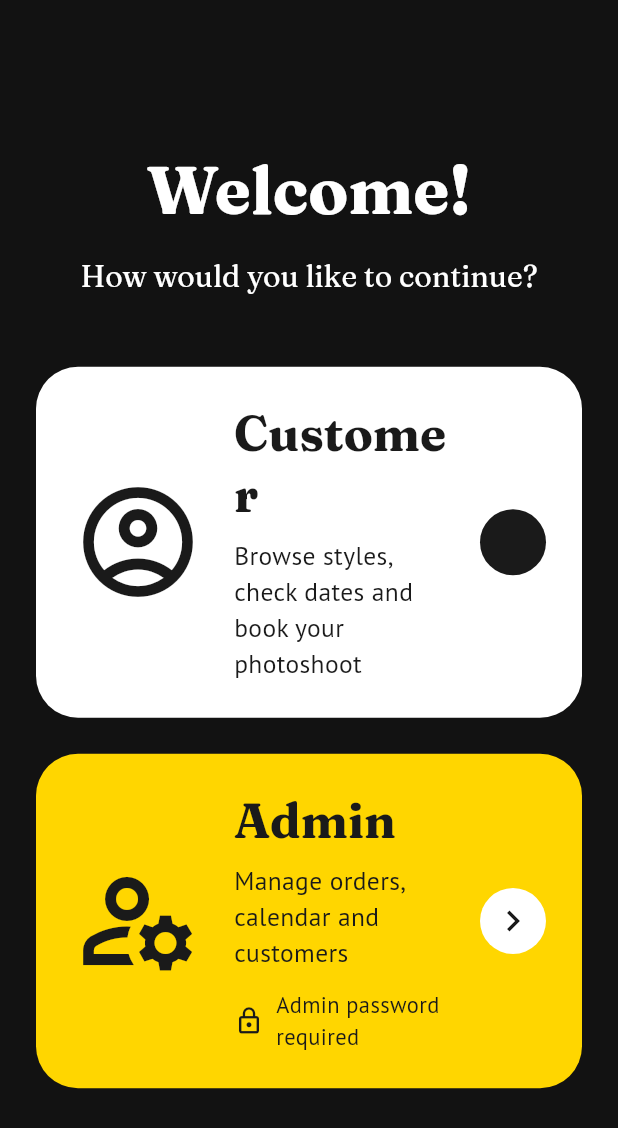
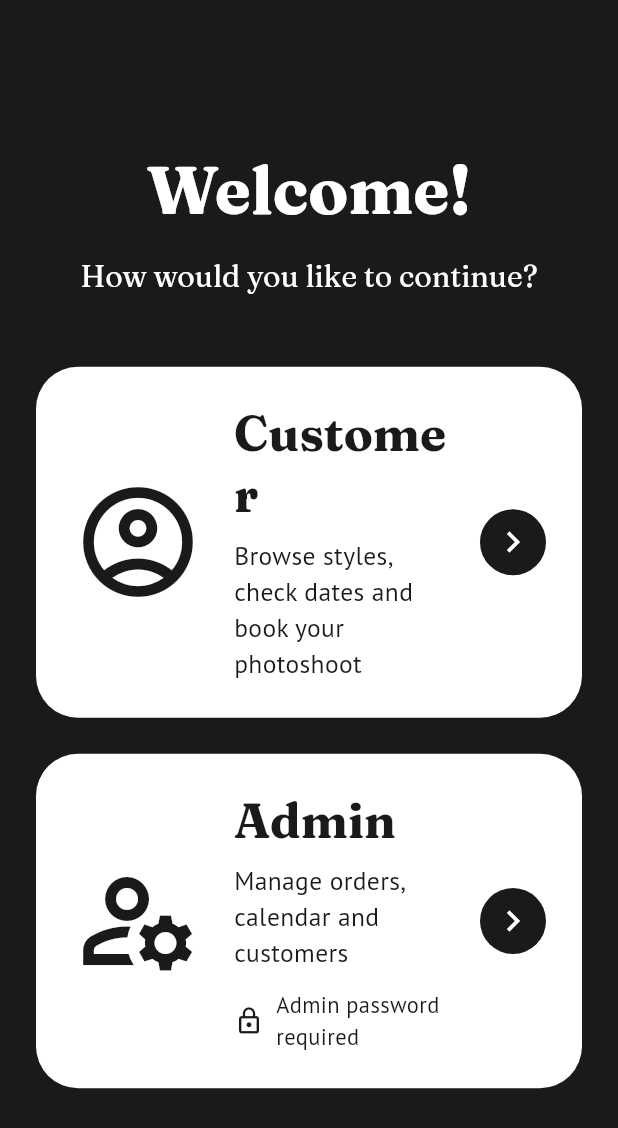
Before and after one commit to humairahmr/G02_T22_Pawsitive-Code, a Flutter app: the screen it shows after launch, on a phone screen of 412 x 824 dp. Shown: the top 1128 px of the screen. Run offline on Flutter 3.47's test engine with Material 3 defaults, Android fonts, the phone set to English and light mode, and no system bars; our stand-ins replace go_router, google_fonts.

Commit message:
add image on the login/sign up, change the colour of signin/signup, adjust the hovering function

```diff
--- a/lib/core/theme/app_theme.dart
+++ b/lib/core/theme/app_theme.dart
@@ -19,9 +19,9 @@ abstract final class AppTheme {
     final baseTheme = ThemeData(
       useMaterial3: true,
       colorScheme: colorScheme,
-      scaffoldBackgroundColor: DesignTokens.background,
+      scaffoldBackgroundColor: const Color(0xFF1A1A1A),
       appBarTheme: const AppBarTheme(
-        backgroundColor: DesignTokens.background,
+        backgroundColor: const Color(0xFF1A1A1A),
         foregroundColor: Colors.white,
       ),
       cardTheme: CardThemeData(
--- a/lib/features/auth/admin_auth_screen.dart
+++ b/lib/features/auth/admin_auth_screen.dart
@@ -67,7 +67,7 @@ class _AdminAuthScreenState extends State<AdminAuthScreen> {
   @override
   Widget build(BuildContext context) {
     return Scaffold(
-      backgroundColor: DesignTokens.background,
+      backgroundColor: const Color(0xFF1A1A1A),
       body: SafeArea(
         child: LayoutBuilder(
           builder: (context, constraints) {
@@ -104,16 +104,25 @@ class _AdminAuthScreenState extends State<AdminAuthScreen> {
                                 ?.copyWith(fontSize: 38),
                           ),
                           const SizedBox(height: 36),
+                          // Logo (shows the old text wordmark if the image
+                          // path is wrong, so the screen never breaks)
+                          Image.asset(
+                            'Assets/Image/Logo.png',
+                            height: 120,
+                            fit: BoxFit.contain,
+                            errorBuilder: (context, error, stackTrace) =>
                                 const _StudioWordmark(),
+                          ),
                           const SizedBox(height: 40),
-                          if (!_isSignUp) ...[
                           Text(
-                              'Enter your credentials to access your account',
+                            _isSignUp
+                                ? 'Sign up to book your photography session'
+                                : 'Sign in to book your photography session',
+                            textAlign: TextAlign.center,
                             style: Theme.of(context).textTheme.bodyLarge
                                 ?.copyWith(fontSize: 18),
                           ),
                           const SizedBox(height: 28),
-                          ],
                           if (_isSignUp) ...[
                             _AuthField(
                               label: 'Name',
--- a/lib/features/auth/customer_auth_screen.dart
+++ b/lib/features/auth/customer_auth_screen.dart
@@ -74,6 +74,16 @@ class _CustomerAuthScreenState extends State<CustomerAuthScreen> {
                       _isSignUp ? 'Get Started Now' : 'Welcome back!',
                       style: theme.textTheme.headlineMedium,
                       textAlign: TextAlign.center,
+                    ),
+                    const SizedBox(height: 8),
+                    Image.asset(
+                      'Assets/Image/Logo.png',
+                      height: 120,
+                      fit: BoxFit.contain,
+                      errorBuilder: (context, error, stackTrace) {
+                        debugPrint('LOGO ERROR: $error');
+                        return const SizedBox(height: 120);
+                      },
                     ),
                     const SizedBox(height: 8),
                     Text(
--- a/lib/features/auth/role_selection_screen.dart
+++ b/lib/features/auth/role_selection_screen.dart
@@ -28,19 +28,28 @@ class RoleSelectionScreen extends StatelessWidget {
                     child: LayoutBuilder(
                       builder: (context, contentConstraints) {
                         final isWide = contentConstraints.maxWidth >= 800;
+
+                        // Width of one card, used to decide the compact layout.
+                        final cardWidth = isWide
+                            ? (contentConstraints.maxWidth - 24) / 2
+                            : contentConstraints.maxWidth;
+                        final isCompact = cardWidth < 320;
+
                         final customerCard = _RoleCard(
-                          role: UserRole.customer,
                           title: 'Customer',
                           description: 'Browse styles, check dates and book your photoshoot',
                           icon: Icons.account_circle_outlined,
+                          isCompact: isCompact,
+                          minHeight: isWide ? 0 : 200,
                           onTap: () => onRoleSelected?.call(UserRole.customer),
                         );
                         final adminCard = _RoleCard(
-                          role: UserRole.admin,
                           title: 'Admin',
                           description: 'Manage orders, calendar and customers',
                           icon: Icons.manage_accounts_outlined,
                           requiresPassword: true,
+                          isCompact: isCompact,
+                          minHeight: isWide ? 0 : 200,
                           onTap: () => onRoleSelected?.call(UserRole.admin),
                         );
 
@@ -69,12 +78,18 @@ class RoleSelectionScreen extends StatelessWidget {
                               ),
                               const SizedBox(height: 48),
                               if (isWide)
-                                Row(
+                                // IntrinsicHeight + stretch makes both cards
+                                // the same height (the taller one wins).
+                                IntrinsicHeight(
+                                  child: Row(
+                                    crossAxisAlignment:
+                                        CrossAxisAlignment.stretch,
                                     children: [
                                       Expanded(child: customerCard),
                                       const SizedBox(width: 24),
                                       Expanded(child: adminCard),
                                     ],
+                                  ),
                                 )
                               else ...[
                                 customerCard,
@@ -99,19 +114,21 @@ class RoleSelectionScreen extends StatelessWidget {
 
 class _RoleCard extends StatefulWidget {
   const _RoleCard({
-    required this.role,
     required this.title,
     required this.description,
     required this.icon,
     required this.onTap,
+    required this.isCompact,
+    this.minHeight = 0,
     this.requiresPassword = false,
   });
 
-  final UserRole role;
   final String title;
   final String description;
   final IconData icon;
   final VoidCallback onTap;
+  final bool isCompact;
+  final double minHeight;
   final bool requiresPassword;
 
   @override
@@ -120,14 +137,20 @@ class _RoleCard extends StatefulWidget {
 
 class _RoleCardState extends State<_RoleCard> {
   bool _isHovered = false;
+  bool _isPressed = false;
 
-  bool get _isAdmin => widget.role == UserRole.admin;
+  // Active = mouse is over the card OR it is being pressed (touch screens).
+  bool get _isActive => _isHovered || _isPressed;
 
   @override
   Widget build(BuildContext context) {
-    final cardColor = _isAdmin
-        ? (_isHovered ? const Color(0xFFFBC02D) : DesignTokens.studioYellow)
-        : (_isHovered ? const Color(0xFFF0F0F0) : Colors.white);
+    final isCompact = widget.isCompact;
+
+    // Not active: white card, black circle, white arrow.
+    // Active:     yellow card, white circle, black arrow.
+    final cardColor = _isActive ? DesignTokens.studioYellow : Colors.white;
+    final circleColor = _isActive ? Colors.white : DesignTokens.cardText;
+    final arrowColor = _isActive ? DesignTokens.cardText : Colors.white;
 
     return MouseRegion(
       cursor: SystemMouseCursors.click,
@@ -135,18 +158,14 @@ class _RoleCardState extends State<_RoleCard> {
       onExit: (_) => setState(() => _isHovered = false),
       child: AnimatedContainer(
         duration: const Duration(milliseconds: 150),
+        constraints: BoxConstraints(minHeight: widget.minHeight),
         decoration: BoxDecoration(
           color: cardColor,
           borderRadius: BorderRadius.circular(28),
-          boxShadow: _isHovered
+          boxShadow: _isActive
               ? [
                   BoxShadow(
-                    color: const Color.fromARGB(
-                      255,
-                      255,
-                      255,
-                      255,
-                    ).withValues(alpha: 0.18),
+                    color: Colors.white.withValues(alpha: 0.18),
                     blurRadius: 16,
                     offset: const Offset(0, 6),
                   ),
@@ -154,16 +173,14 @@ class _RoleCardState extends State<_RoleCard> {
               : null,
         ),
         child: Material(
-          color: const Color.fromARGB(0, 255, 255, 255),
+          color: Colors.transparent,
           borderRadius: BorderRadius.circular(28),
           child: InkWell(
             onTap: widget.onTap,
+            onHighlightChanged: (value) => setState(() => _isPressed = value),
             borderRadius: BorderRadius.circular(28),
             splashColor: DesignTokens.studioYellow.withValues(alpha: 0.2),
-            child: LayoutBuilder(
-              builder: (context, constraints) {
-                final isCompact = constraints.maxWidth < 320;
-                return Padding(
+            child: Padding(
               padding: EdgeInsets.all(isCompact ? 16 : 24),
               child: Row(
                 children: [
@@ -201,18 +218,16 @@ class _RoleCardState extends State<_RoleCard> {
                           const SizedBox(height: 12),
                           Row(
                             children: [
-                                  Icon(
+                              const Icon(
                                 Icons.lock_outline,
                                 size: 20,
                                 color: DesignTokens.cardText,
                               ),
-                                  SizedBox(width: 8),
+                              const SizedBox(width: 8),
                               Flexible(
                                 child: Text(
                                   'Admin password required',
-                                      style: Theme.of(context)
-                                          .textTheme
-                                          .bodyMedium
+                                  style: Theme.of(context).textTheme.bodyMedium
                                       ?.copyWith(
                                         color: DesignTokens.cardText,
                                         fontSize: 15,
@@ -228,19 +243,15 @@ class _RoleCardState extends State<_RoleCard> {
                   SizedBox(width: isCompact ? 8 : 16),
                   CircleAvatar(
                     radius: isCompact ? 18 : 22,
-                        backgroundColor: _isAdmin
-                            ? Colors.white
-                            : DesignTokens.cardText,
-                        foregroundColor: DesignTokens.cardText,
+                    backgroundColor: circleColor,
                     child: Icon(
                       Icons.chevron_right,
                       size: isCompact ? 24 : 28,
+                      color: arrowColor,
                     ),
                   ),
                 ],
               ),
-                );
-              },
             ),
           ),
         ),
--- a/lib/theme/design_tokens.dart
+++ b/lib/theme/design_tokens.dart
@@ -1,7 +1,7 @@
 import 'package:flutter/material.dart';
 
 abstract final class DesignTokens {
-  static const background = Color(0xFF121212);
+  static const background = Color(0xFF1A1A1A);
   static const darkSurface = Color(0xFF1A1A1A);
   static const studioYellow = Color(0xFFFFD600);
   static const alertPink = Color(0xFFFFCDD2);
--- a/pubspec.yaml
+++ b/pubspec.yaml
@@ -59,7 +59,8 @@ flutter:
   # included with your application, so that you can use the icons in
   # the material Icons class.
   uses-material-design: true
-
+  assets:
+    - Assets/Image/
   # To add assets to your application, add an assets section, like this:
   # assets:
   #   - images/a_dot_burr.jpeg
```
Also changed, not shown: 2 other files. Lines whose indentation alone changed are shown as unchanged.
